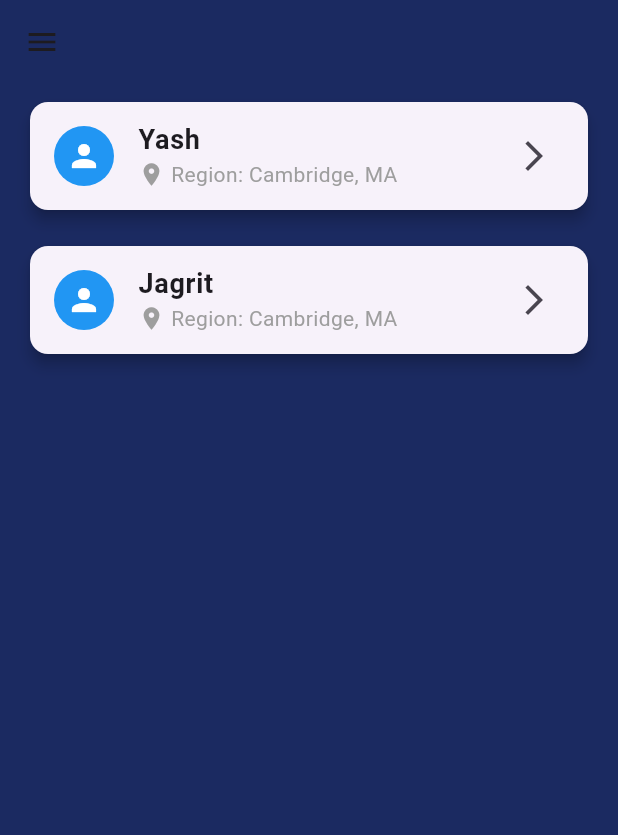
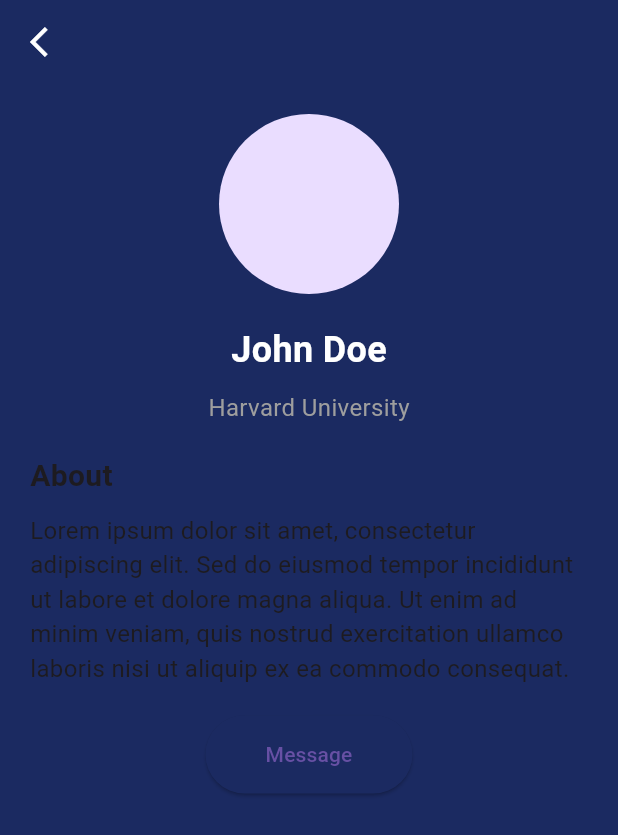
Before and after one commit to Lxghtning/SmartBengalHackathon24, a Flutter app: the CollegeBuddyDisplay screen opened directly, after a tap on "Yash", on a phone screen of 412 x 824 dp. Shown: the top 835 px of the screen. Run offline on Flutter 3.47's test engine with Material 3 defaults, Android fonts, the phone set to English and light mode, and no system bars; our stand-ins replace cached_network_image, cloud_firestore, email_validator, firebase_auth, firebase_core, google_fonts and 2 more; accounts and stored records are empty.

Commit message:
yash for u

```diff
--- a/lib/Const/collegeBuddyDisplay.dart
+++ b/lib/Const/collegeBuddyDisplay.dart
@@ -1,6 +1,10 @@
 import 'package:flutter/material.dart';
 import 'package:hexcolor/hexcolor.dart';
-import 'package:sbh24/Components/NavBar.dart';
+import 'package:page_transition/page_transition.dart';
+import 'package:sbh24/Const/collegeBuddyProfileDisplay.dart';
+
+
+import 'collegeDisplay.dart';
 
 class CollegeBuddyDisplay extends StatefulWidget {
   const CollegeBuddyDisplay({super.key});
@@ -20,8 +24,23 @@ class _CollegeBuddyDisplayState extends State<CollegeBuddyDisplay> {
   Widget build(BuildContext context) {
     return Scaffold(
       backgroundColor: HexColor("#1b2a61"),
-      drawer: NavBar(),
       appBar: AppBar(
+        leading: Align(
+          alignment: Alignment.centerRight,
+          child: IconButton(
+            icon: const Icon(Icons.arrow_back_ios,color: Colors.white,),
+            onPressed: () {
+              Navigator.push(
+                context,
+                PageTransition(
+                  child: CollegeDisplay(),
+                  type: PageTransitionType.fade,
+                  duration: const Duration(milliseconds: 500),
+                ),
+              );
+            },
+          ),
+        ),
         backgroundColor: Colors.transparent,
       ),
       body: ListView.builder(
@@ -55,7 +74,14 @@ class _CollegeBuddyDisplayState extends State<CollegeBuddyDisplay> {
                 ),
                 trailing: Icon(Icons.arrow_forward_ios),
                 onTap: () {
-                  // Handle onTap if needed
+                Navigator.push(
+                context,
+                PageTransition(
+                child: CollegeBuddyProfileDisplay(),
+                type: PageTransitionType.fade,
+                duration: const Duration(milliseconds: 500),
+              ),
+            );
                 },
               ),
             ),
--- /dev/null
+++ b/lib/Const/collegeBuddyProfileDisplay.dart
@@ -0,0 +1,102 @@
+import 'package:flutter/material.dart';
+import 'package:hexcolor/hexcolor.dart';
+
+class CollegeBuddyProfileDisplay extends StatefulWidget {
+  const CollegeBuddyProfileDisplay({super.key});
+
+  @override
+  State<CollegeBuddyProfileDisplay> createState() =>
+      _CollegeBuddyProfileDisplayState();
+}
+
+class _CollegeBuddyProfileDisplayState
+    extends State<CollegeBuddyProfileDisplay> {
+  @override
+  Widget build(BuildContext context) {
+    return Scaffold(
+      backgroundColor: HexColor("#1b2a61"),
+      appBar: AppBar(
+        leading: Align(
+          alignment: Alignment.centerRight,
+          child: IconButton(
+            icon: const Icon(
+              Icons.arrow_back_ios,
+              color: Colors.white,
+            ),
+            onPressed: () {
+              Navigator.pop(context);
+            },
+          ),
+        ),
+        backgroundColor: Colors.transparent,
+      ),
+      body: SingleChildScrollView(
+        child: Column(
+          crossAxisAlignment: CrossAxisAlignment.center,
+          children: [
+            SizedBox(height: 20),
+            CircleAvatar(
+              radius: 60,
+            ),
+            SizedBox(height: 20),
+            Text(
+              'John Doe',
+              style: TextStyle(
+                fontSize: 24,
+                fontWeight: FontWeight.bold,
+                color: Colors.white,
+              ),
+            ),
+            SizedBox(height: 10),
+            Text(
+              'Harvard University',
+              style: TextStyle(
+                fontSize: 16,
+                color: Colors.grey,
+              ),
+            ),
+            SizedBox(height: 20),
+            Padding(
+              padding: EdgeInsets.symmetric(horizontal: 20),
+              child: Column(
+                crossAxisAlignment: CrossAxisAlignment.start,
+                children: [
+                  Text(
+                    'About',
+                    style: TextStyle(
+                      fontSize: 20,
+                      fontWeight: FontWeight.bold,
+
+                    ),
+                  ),
+                  SizedBox(height: 10),
+                  Text(
+                    'Lorem ipsum dolor sit amet, consectetur adipiscing elit. '
+                        'Sed do eiusmod tempor incididunt ut labore et dolore magna aliqua. '
+                        'Ut enim ad minim veniam, quis nostrud exercitation ullamco laboris nisi ut aliquip ex ea commodo consequat.',
+                    style: TextStyle(
+                      fontSize: 16,
+                    ),
+                  ),
+                ],
+              ),
+            ),
+            SizedBox(height: 20),
+            ElevatedButton(
+              onPressed: () {},
+              child: Text('Message'),
+              style: ElevatedButton.styleFrom(
+                backgroundColor: HexColor('#1b2a61'),
+                padding: EdgeInsets.symmetric(horizontal: 40, vertical: 16),
+                shape: RoundedRectangleBorder(
+                  borderRadius: BorderRadius.circular(30),
+                ),
+              ),
+            ),
+            SizedBox(height: 20),
+          ],
+        ),
+      ),
+    );
+  }
+}
```
Also changed, not shown: lib/Const/collegeDisplay.dart (+40 -15 lines).
